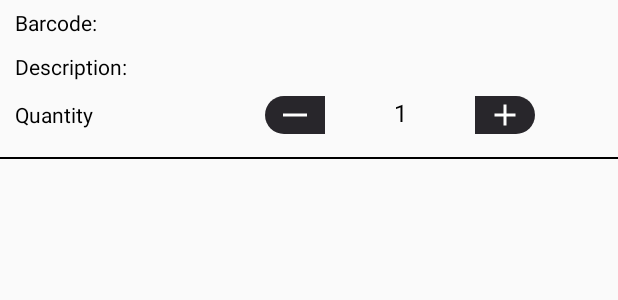
After one commit to Sayed-Siam123/ToolBox2, an Android app: the layout model_data_acquisition_edit_design.xml on its own in the app's theme, with its tools: preview values and no code run, on a phone screen of 412 x 824 dp. The commit adds this screen. Shown: the top 300 px of the screen. Run offline under Robolectric (Android 15) with nearby library versions, the phone set to English and light mode, and no system bars.

Commit message:
add random color in file icon and add edit data acuisition activity

```diff
--- a/app/src/main/AndroidManifest.xml
+++ b/app/src/main/AndroidManifest.xml
@@ -20,7 +20,7 @@
         android:roundIcon="@mipmap/ic_launcher_round"
         android:supportsRtl="true"
         android:theme="@style/AppTheme">
-        <activity android:name=".view.activity.DataAcquisitionDetailsActivity"></activity>
+        <activity android:name=".view.activity.DataAcquisitionDetailsActivity" />
         <activity android:name=".view.activity.AddDataAcquisitionActivity" />
         <activity android:name=".view.activity.DataAcqusitionFileNameActivity" />
         <activity android:name=".view.activity.DataAcquisitionActivity" />
--- a/app/src/main/java/com/rapples/arafat/toolbox2/util/SharedPref.java
+++ b/app/src/main/java/com/rapples/arafat/toolbox2/util/SharedPref.java
@@ -29,6 +29,7 @@ public class SharedPref {
     public static final String FILE_NAME ="fileName";
     public static final String DATE ="date";
     public static final String ID ="id";
+    public static final String EDITABLE = "editable";
 
 
 
--- a/app/src/main/java/com/rapples/arafat/toolbox2/view/activity/DataAcquisitionActivity.java
+++ b/app/src/main/java/com/rapples/arafat/toolbox2/view/activity/DataAcquisitionActivity.java
@@ -23,6 +23,7 @@ import com.rapples.arafat.toolbox2.R;
 import com.rapples.arafat.toolbox2.databinding.ActivityDataAcquisitionBinding;
 import com.rapples.arafat.toolbox2.model.DataAcquisition;
 import com.rapples.arafat.toolbox2.model.Product;
+import com.rapples.arafat.toolbox2.util.SharedPref;
 import com.rapples.arafat.toolbox2.view.adapter.CustomFileAdapter;
 import com.rapples.arafat.toolbox2.view.adapter.CustomMasterDataAdapter;
 
@@ -111,6 +112,11 @@ public class DataAcquisitionActivity extends AppCompatActivity {
 
             switch (direction) {
                 case ItemTouchHelper.RIGHT:
+                    startActivity(new Intent(DataAcquisitionActivity.this, DataAcquisitionDetailsActivity.class)
+                            .putExtra(SharedPref.FILE_NAME, dataAcquisitionList.get(position).getFileName())
+                            .putExtra(SharedPref.DATE, dataAcquisitionList.get(position).getDate())
+                            .putExtra(SharedPref.ID,String.valueOf(dataAcquisitionList.get(position).id))
+                            .putExtra(SharedPref.EDITABLE,"true"));
 
 
                     break;
--- /dev/null
+++ b/app/src/main/res/drawable/ic_baseline_minus_24.xml
@@ -0,0 +1,6 @@
+<vector android:height="24dp" android:tint="#FFFFFF"
+    android:viewportHeight="24" android:viewportWidth="24"
+    android:width="24dp" xmlns:android="http://schemas.android.com/apk/res/android">
+    <path android:fillColor="@android:color/white"
+        android:fillType="evenOdd" android:pathData="M4,11h16v2h-16z"/>
+</vector>
--- /dev/null
+++ b/app/src/main/res/drawable/quantity_left_design.xml
@@ -0,0 +1,12 @@
+<?xml version="1.0" encoding="utf-8"?>
+<shape xmlns:android="http://schemas.android.com/apk/res/android">
+
+    <corners
+        android:topLeftRadius="15dp"
+        android:bottomLeftRadius="15dp"/>
+
+    <solid
+        android:color="@color/colorPrimary"/>
+
+
+</shape>
--- /dev/null
+++ b/app/src/main/res/drawable/quantity_right_design.xml
@@ -0,0 +1,10 @@
+<?xml version="1.0" encoding="utf-8"?>
+<shape xmlns:android="http://schemas.android.com/apk/res/android">
+
+    <corners
+        android:topRightRadius="15dp"
+        android:bottomRightRadius="15dp"/>
+
+    <solid
+        android:color="@color/colorPrimary"/>
+</shape>
--- /dev/null
+++ b/app/src/main/res/layout/model_data_acquisition_edit_design.xml
@@ -0,0 +1,129 @@
+<?xml version="1.0" encoding="utf-8"?>
+<LinearLayout xmlns:android="http://schemas.android.com/apk/res/android"
+    xmlns:app="http://schemas.android.com/apk/res-auto"
+    android:layout_width="match_parent"
+    android:layout_height="wrap_content"
+    android:orientation="vertical">
+
+    <LinearLayout
+        android:layout_width="match_parent"
+        android:layout_height="wrap_content"
+        android:layout_marginTop="5dp"
+        android:layout_marginBottom="10dp"
+        android:gravity="center_vertical"
+        android:orientation="horizontal">
+
+        <TextView
+            android:layout_width="0dp"
+            android:layout_height="wrap_content"
+            android:layout_marginStart="10dp"
+            android:layout_weight="0.4"
+            android:text="@string/barcode"
+            android:textColor="@color/black" />
+
+        <TextView
+            android:id="@+id/barcodeTv"
+            android:layout_width="0dp"
+            android:layout_height="wrap_content"
+            android:layout_marginStart="10dp"
+            android:layout_weight="0.6"
+            android:textColor="@color/black" />
+
+    </LinearLayout>
+
+
+    <LinearLayout
+        android:layout_width="match_parent"
+        android:layout_height="wrap_content"
+        android:layout_marginBottom="10dp"
+        android:gravity="center_vertical"
+        android:orientation="horizontal">
+
+        <TextView
+            android:layout_width="0dp"
+            android:layout_height="wrap_content"
+            android:layout_marginStart="10dp"
+            android:layout_weight="0.4"
+            android:text="@string/description"
+            android:textColor="@color/black" />
+
+        <TextView
+            android:id="@+id/descriptionTv"
+            android:layout_width="0dp"
+            android:layout_height="wrap_content"
+            android:layout_marginStart="10dp"
+            android:layout_weight="0.6"
+            android:textColor="@color/black" />
+
+    </LinearLayout>
+
+    <LinearLayout
+        android:layout_width="match_parent"
+        android:layout_height="wrap_content"
+        android:layout_marginBottom="10dp"
+        android:gravity="center_vertical"
+        android:orientation="horizontal">
+
+        <TextView
+            android:layout_width="0dp"
+            android:layout_height="wrap_content"
+            android:layout_marginLeft="10dp"
+            android:layout_weight="0.4"
+            android:text="@string/quantity"
+            android:textColor="@color/black" />
+
+        <LinearLayout
+            android:layout_width="0dp"
+            android:layout_height="wrap_content"
+            android:layout_marginLeft="10dp"
+            android:layout_weight="0.6"
+            android:orientation="horizontal">
+
+            <RelativeLayout
+                android:id="@+id/decrementRL"
+                android:layout_width="40dp"
+                android:layout_height="25dp"
+                android:background="@drawable/quantity_left_design">
+
+                <ImageView
+                    android:layout_width="wrap_content"
+                    android:layout_height="wrap_content"
+                    android:layout_centerInParent="true"
+                    android:src="@drawable/ic_baseline_minus_24" />
+            </RelativeLayout>
+
+            <TextView
+                android:id="@+id/quantityTv"
+                android:layout_width="100dp"
+                android:layout_height="wrap_content"
+                android:gravity="center_horizontal"
+                android:text="1"
+                android:textColor="@color/black"
+                android:textSize="16sp" />
+
+            <RelativeLayout
+                android:id="@+id/incrementRl"
+                android:layout_width="40dp"
+                android:layout_height="25dp"
+                android:background="@drawable/quantity_right_design">
+
+                <ImageView
+                    android:layout_width="wrap_content"
+                    android:layout_height="wrap_content"
+                    android:layout_centerInParent="true"
+                    android:src="@drawable/ic_baseline_add_24" />
+            </RelativeLayout>
+
+
+        </LinearLayout>
+
+    </LinearLayout>
+
+    <View
+        android:layout_width="match_parent"
+        android:layout_height="1dp"
+        android:layout_marginTop="5dp"
+        android:background="@color/black" />
+
+
+</LinearLayout>
--- a/app/src/main/res/values/strings.xml
+++ b/app/src/main/res/values/strings.xml
@@ -61,5 +61,6 @@
     <string name="counter">Counter</string>
     <string name="last_barcode">Last Barcode:</string>
     <string name="list">List:</string>
+    <string name="quantity">Quantity</string>
 
 </resources>
```
Also changed, not shown: app/src/main/java/com/rapples/arafat/toolbox2/view/activity/DataAcquisitionDetailsActivity.java (+15 -3 lines), app/src/main/java/com/rapples/arafat/toolbox2/view/adapter/CustomDataAcquisitionEditAdapter.java (added, +83 -0 lines), app/src/main/java/com/rapples/arafat/toolbox2/view/adapter/CustomFileAdapter.java (+13 -4 lines).
